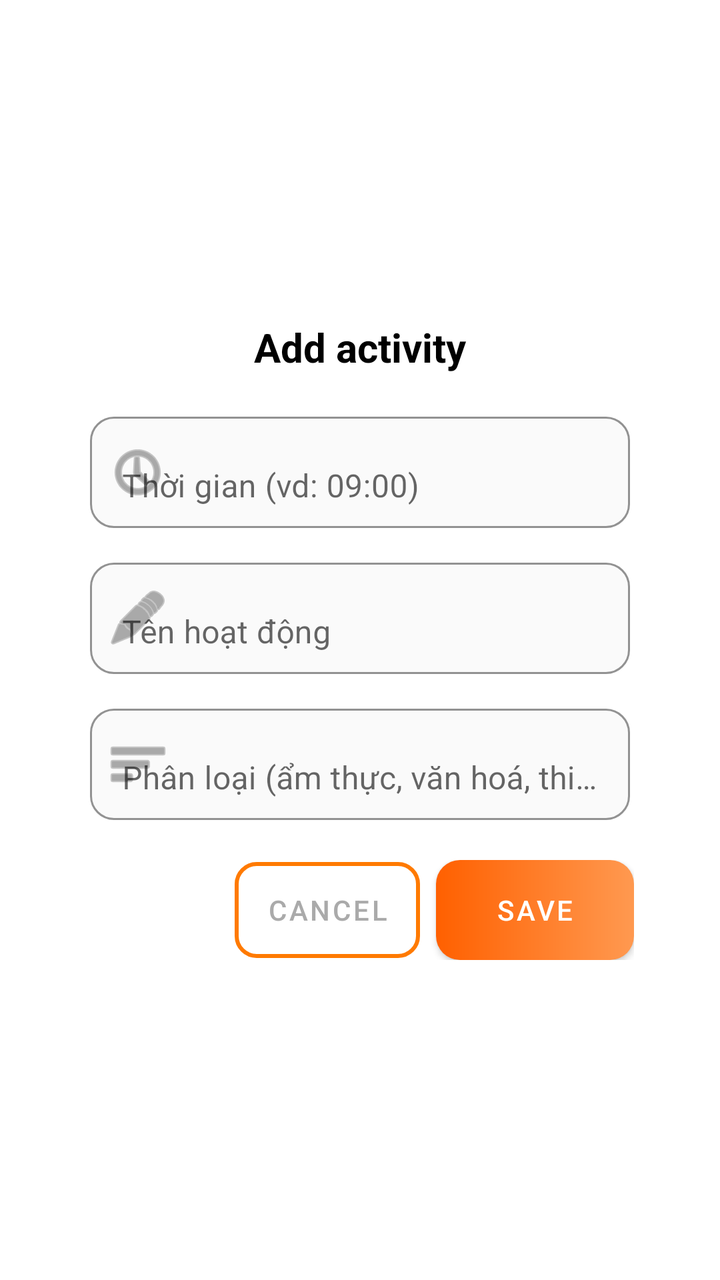
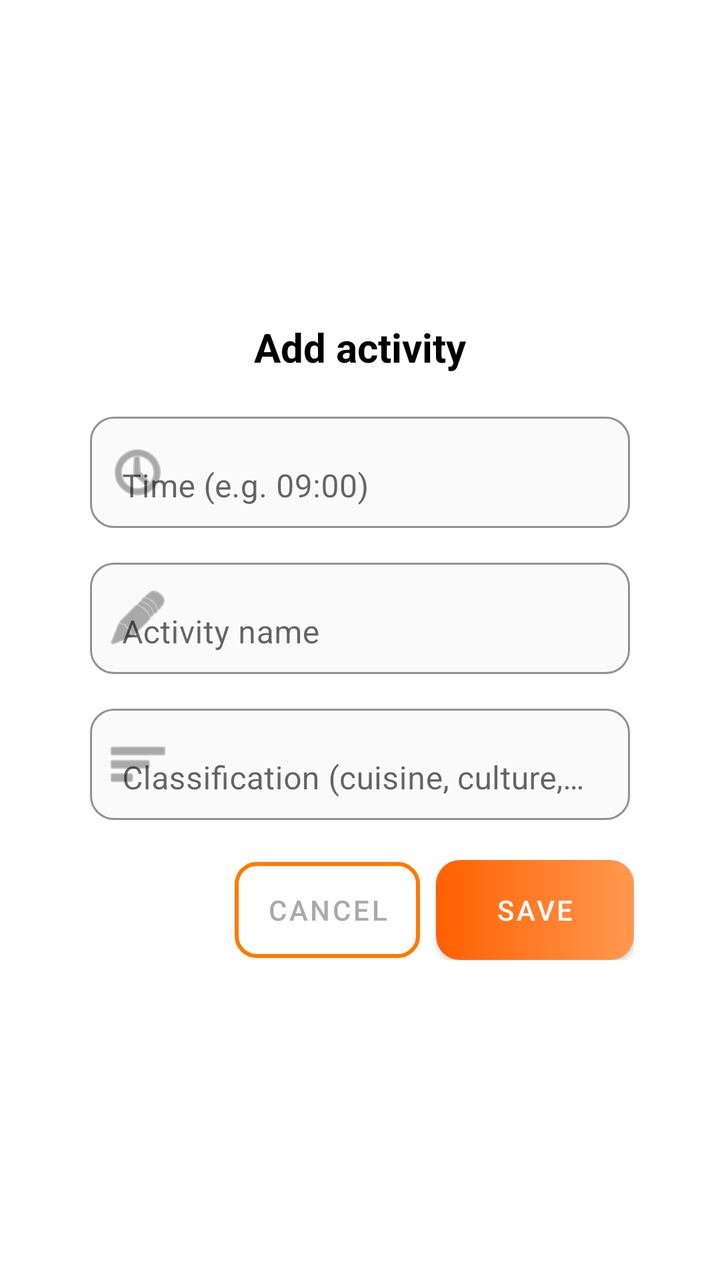

Compare the two renders of this Android layout. The source of the first and the diff that turns it into the second are given below.
<!-- AndroidManifest.xml: application theme Theme.MaterialComponents.DayNight.NoActionBar -->
<!-- res/layout/dialog_add_activity.xml -->
<?xml version="1.0" encoding="utf-8"?>
<LinearLayout xmlns:android="http://schemas.android.com/apk/res/android"
    xmlns:app="http://schemas.android.com/apk/res-auto"
    android:layout_width="match_parent"
    android:layout_height="wrap_content"
    android:orientation="vertical"
    android:padding="20dp"
    android:background="@drawable/bg_dialog"
    android:gravity="center_vertical">

    
    <TextView
        android:id="@+id/tvDialogTitle"
        android:layout_width="match_parent"
        android:layout_height="wrap_content"
        android:gravity="center"
        android:text="Add activity"
        android:textColor="@android:color/black"
        android:textSize="20sp"
        android:textStyle="bold"
        android:layout_marginBottom="16dp" />

    
    <com.google.android.material.textfield.TextInputLayout
        android:layout_width="match_parent"
        android:layout_height="wrap_content"
        android:hint="Thời gian (vd: 09:00)"
        app:startIconDrawable="@android:drawable/ic_menu_recent_history"
        app:boxBackgroundMode="outline"
        app:boxCornerRadiusTopStart="12dp"
        app:boxCornerRadiusTopEnd="12dp"
        app:boxCornerRadiusBottomStart="12dp"
        app:boxCornerRadiusBottomEnd="12dp"
        app:boxStrokeColor="#E0E0E0"
        app:boxBackgroundColor="#FAFAFA"
        android:layout_marginHorizontal="25dp">

        <com.google.android.material.textfield.TextInputEditText
            android:id="@+id/edtTime"
            android:layout_width="match_parent"
            android:layout_height="wrap_content"
            android:inputType="time" />
    </com.google.android.material.textfield.TextInputLayout>

    
    <com.google.android.material.textfield.TextInputLayout
        android:layout_width="match_parent"
        android:layout_height="wrap_content"
        android:hint="Tên hoạt động"
        app:startIconDrawable="@android:drawable/ic_menu_edit"
        app:boxBackgroundMode="outline"
        app:boxStrokeColor="#E0E0E0"
        app:boxBackgroundColor="#FAFAFA"
        android:layout_marginHorizontal="25dp"
        android:layout_marginTop="12dp"
        app:boxCornerRadiusTopStart="12dp"
        app:boxCornerRadiusTopEnd="12dp"
        app:boxCornerRadiusBottomStart="12dp"
        app:boxCornerRadiusBottomEnd="12dp">

        <com.google.android.material.textfield.TextInputEditText
            android:id="@+id/edtTitle"
            android:layout_width="match_parent"
            android:layout_height="wrap_content"
            android:inputType="textCapSentences" />
    </com.google.android.material.textfield.TextInputLayout>

    
    <com.google.android.material.textfield.TextInputLayout
        android:layout_width="match_parent"
        android:layout_height="wrap_content"
        android:hint="Phân loại (ẩm thực, văn hoá, thiên nhiên...)"
        app:startIconDrawable="@android:drawable/ic_menu_sort_by_size"
        app:boxBackgroundMode="outline"
        app:boxStrokeColor="#E0E0E0"
        app:boxBackgroundColor="#FAFAFA"
        android:layout_marginHorizontal="25dp"
        android:layout_marginTop="12dp"
        app:boxCornerRadiusTopStart="12dp"
        app:boxCornerRadiusTopEnd="12dp"
        app:boxCornerRadiusBottomStart="12dp"
        app:boxCornerRadiusBottomEnd="12dp">

        <com.google.android.material.textfield.TextInputEditText
            android:id="@+id/edtCategory"
            android:layout_width="match_parent"
            android:layout_height="wrap_content"
            android:inputType="textCapSentences" />
    </com.google.android.material.textfield.TextInputLayout>

    
    <LinearLayout
        android:layout_width="297dp"
        android:layout_height="wrap_content"
        android:layout_marginTop="20dp"
        android:gravity="end"
        android:orientation="horizontal">

        <Button
            android:id="@+id/btnCancel"
            android:layout_width="wrap_content"
            android:layout_height="wrap_content"
            android:background="@drawable/btn_orange_outline"
            android:text="Cancel"
            android:textColor="@android:color/darker_gray"
            app:backgroundTint="@null" />

        <Button
            android:id="@+id/btnSave"
            android:layout_width="99dp"
            android:layout_height="wrap_content"
            android:layout_marginStart="8dp"
            android:background="@drawable/btn_signin_gradient"
            android:text="Save"
            android:textColor="@android:color/white"
            app:backgroundTint="@null" />
    </LinearLayout>
</LinearLayout>
<!-- resources referenced by this layout -->
<resources>
  <!-- drawable bg_dialog (drawable) -->
  <shape xmlns:android="http://schemas.android.com/apk/res/android"
      android:shape="rectangle">
  
      
      <solid android:color="@android:color/white"/>
  
      
      <corners android:radius="24dp"/>
  
      
      <padding android:left="8dp" android:top="8dp"
          android:right="8dp" android:bottom="8dp"/>
      <size android:width="300dp" />
  
  </shape>
  <!-- drawable btn_orange_outline (drawable) -->
  <selector xmlns:android="http://schemas.android.com/apk/res/android">
      
      <item android:state_pressed="true">
          <shape android:shape="rectangle">
              <solid android:color="#1AFF7A00"/>
              <stroke android:width="2dp" android:color="#FF7A00"/>
              <corners android:radius="10dp"/>
          </shape>
      </item>
      <item>
          <shape android:shape="rectangle">
              <solid android:color="@android:color/transparent"/>
              <stroke android:width="2dp" android:color="#FF7A00"/>
              <corners android:radius="10dp"/>
          </shape>
      </item>
  </selector>
  <!-- drawable btn_signin_gradient (drawable) -->
  <shape xmlns:android="http://schemas.android.com/apk/res/android"
      android:shape="rectangle">
      <gradient
          android:startColor="#FF6000"
          android:endColor="#FF9950"
          android:angle="0"/>
      <corners android:radius="12dp"/>
      <padding android:left="16dp" android:right="16dp"/>
      <size android:height="50dp"/>
  </shape>
</resources>

<!-- the commit's change to res/layout/dialog_add_activity.xml (unified diff, before → after) -->
@@ -9,22 +9,23 @@
     android:gravity="center_vertical">
 
     
+
+    
     <TextView
         android:id="@+id/tvDialogTitle"
         android:layout_width="match_parent"
         android:layout_height="wrap_content"
+        android:layout_marginBottom="16dp"
         android:gravity="center"
         android:text="Add activity"
         android:textColor="@android:color/black"
         android:textSize="20sp"
-        android:textStyle="bold"
-        android:layout_marginBottom="16dp" />
+        android:textStyle="bold" />
 
-    
     <com.google.android.material.textfield.TextInputLayout
         android:layout_width="match_parent"
         android:layout_height="wrap_content"
-        android:hint="Thời gian (vd: 09:00)"
+        android:hint="Time (e.g. 09:00)"
         app:startIconDrawable="@android:drawable/ic_menu_recent_history"
         app:boxBackgroundMode="outline"
         app:boxCornerRadiusTopStart="12dp"
@@ -46,7 +47,7 @@
     <com.google.android.material.textfield.TextInputLayout
         android:layout_width="match_parent"
         android:layout_height="wrap_content"
-        android:hint="Tên hoạt động"
+        android:hint="Activity name"
         app:startIconDrawable="@android:drawable/ic_menu_edit"
         app:boxBackgroundMode="outline"
         app:boxStrokeColor="#E0E0E0"
@@ -69,7 +70,7 @@
     <com.google.android.material.textfield.TextInputLayout
         android:layout_width="match_parent"
         android:layout_height="wrap_content"
-        android:hint="Phân loại (ẩm thực, văn hoá, thiên nhiên...)"
+        android:hint="Classification (cuisine, culture, nature...)"
         app:startIconDrawable="@android:drawable/ic_menu_sort_by_size"
         app:boxBackgroundMode="outline"
         app:boxStrokeColor="#E0E0E0"
